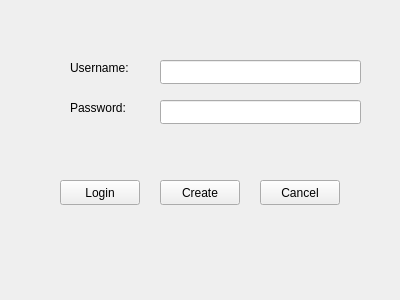
The window that src/LoginState.ui (LaceyGSC/CPlusPlus-QT-CS3503-EducationalApp) describes before a commit, drawn with Qt 5.
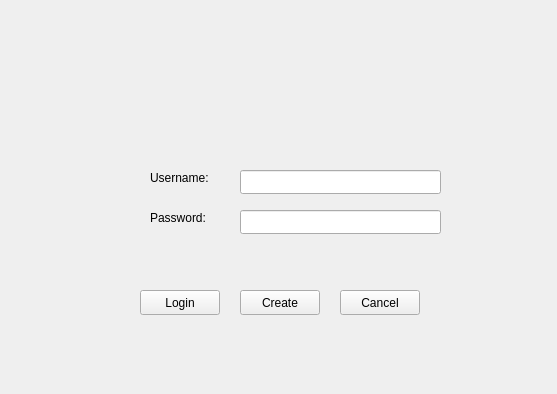
The same window after the commit.

Commit message: login, admin screen, and webpage all built

```diff
--- a/src/LoginState.ui
+++ b/src/LoginState.ui
@@ -6,8 +6,8 @@
    <rect>
     <x>0</x>
     <y>0</y>
-    <width>400</width>
-    <height>300</height>
+    <width>557</width>
+    <height>394</height>
    </rect>
   </property>
   <property name="windowTitle">
@@ -16,8 +16,8 @@
   <widget class="QLabel" name="usernameLabel">
    <property name="geometry">
     <rect>
-     <x>70</x>
-     <y>60</y>
+     <x>150</x>
+     <y>170</y>
      <width>81</width>
      <height>16</height>
     </rect>
@@ -29,8 +29,8 @@
   <widget class="QLineEdit" name="usernameLine">
    <property name="geometry">
     <rect>
-     <x>160</x>
-     <y>60</y>
+     <x>240</x>
+     <y>170</y>
      <width>201</width>
      <height>24</height>
     </rect>
@@ -39,8 +39,8 @@
   <widget class="QLabel" name="passwordLabel">
    <property name="geometry">
     <rect>
-     <x>70</x>
-     <y>100</y>
+     <x>150</x>
+     <y>210</y>
      <width>81</width>
      <height>16</height>
     </rect>
@@ -52,8 +52,8 @@
   <widget class="QLineEdit" name="passwordLine">
    <property name="geometry">
     <rect>
-     <x>160</x>
-     <y>100</y>
+     <x>240</x>
+     <y>210</y>
      <width>201</width>
      <height>24</height>
     </rect>
@@ -65,8 +65,8 @@
   <widget class="QPushButton" name="loginButton">
    <property name="geometry">
     <rect>
-     <x>60</x>
-     <y>180</y>
+     <x>140</x>
+     <y>290</y>
      <width>80</width>
      <height>25</height>
     </rect>
@@ -78,8 +78,8 @@
   <widget class="QPushButton" name="createButton">
    <property name="geometry">
     <rect>
-     <x>160</x>
-     <y>180</y>
+     <x>240</x>
+     <y>290</y>
      <width>80</width>
      <height>25</height>
     </rect>
@@ -91,8 +91,8 @@
   <widget class="QPushButton" name="cancelButton">
    <property name="geometry">
     <rect>
-     <x>260</x>
-     <y>180</y>
+     <x>340</x>
+     <y>290</y>
      <width>80</width>
      <height>25</height>
     </rect>
@@ -101,6 +101,63 @@
     <string>Cancel</string>
    </property>
   </widget>
+  <widget class="QLabel" name="notifyLabel">
+   <property name="geometry">
+    <rect>
+     <x>140</x>
+     <y>60</y>
+     <width>311</width>
+     <height>61</height>
+    </rect>
+   </property>
+   <property name="palette">
+    <palette>
+     <active>
+      <colorrole role="WindowText">
+       <brush brushstyle="SolidPattern">
+        <color alpha="255">
+         <red>170</red>
+         <green>0</green>
+         <blue>0</blue>
+        </color>
+       </brush>
+      </colorrole>
+     </active>
+     <inactive>
+      <colorrole role="WindowText">
+       <brush brushstyle="SolidPattern">
+        <color alpha="255">
+         <red>170</red>
+         <green>0</green>
+         <blue>0</blue>
+        </color>
+       </brush>
+      </colorrole>
+     </inactive>
+     <disabled>
+      <colorrole role="WindowText">
+       <brush brushstyle="SolidPattern">
+        <color alpha="127">
+         <red>255</red>
+         <green>255</green>
+         <blue>255</blue>
+        </color>
+       </brush>
+      </colorrole>
+     </disabled>
+    </palette>
+   </property>
+   <property name="font">
+    <font>
+     <pointsize>16</pointsize>
+     <weight>75</weight>
+     <bold>true</bold>
+    </font>
+   </property>
+   <property name="text">
+    <string/>
+   </property>
+  </widget>
  </widget>
  <resources/>
  <connections/>
```
The commit also changes 16 other files.
